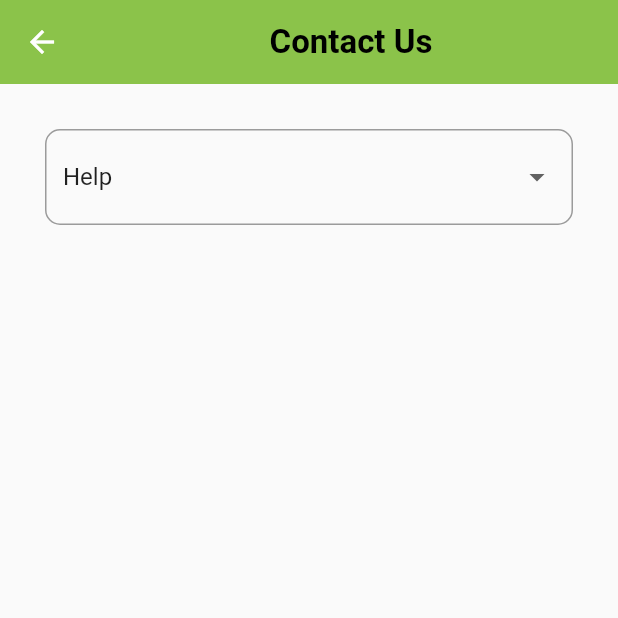
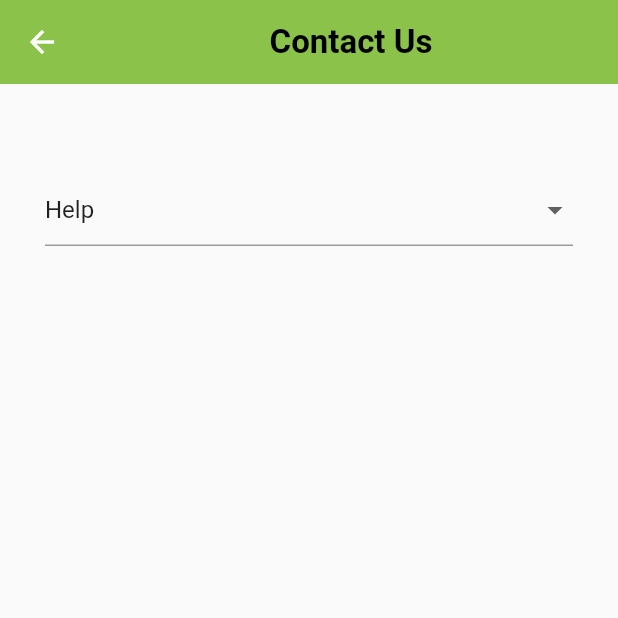
Before and after one commit to edithNakimbugwe/DiagnosisAccuracy, a Flutter app: the ContactUspage screen opened directly, on a phone screen of 412 x 824 dp, the top half of it. Run offline on Flutter 3.47's test engine with Material 2 defaults, Android fonts, the phone set to English and light mode, and no system bars; our stand-ins replace connectivity_plus, firebase_auth, firebase_core, get, liquid_swipe, lottie; accounts and stored records are empty.

Commit message:
dropdown

```diff
--- a/lib/views/contact_us_page.dart
+++ b/lib/views/contact_us_page.dart
@@ -21,7 +21,7 @@ class ContactUspage extends StatelessWidget {
           elevation: 0,
         ),
         body: Padding(
-            padding: const EdgeInsets.fromLTRB(30, 30, 30, 0),
+            padding: const EdgeInsets.fromLTRB(30, 60, 30, 0),
             child: SizedBox(
               width: 450,
               height: 200,
@@ -40,10 +40,11 @@ class ContactUspage extends StatelessWidget {
                     dropdownController.updateSelectedItem(newValue.toString());
                   },
                   decoration: InputDecoration(
-                    border: OutlineInputBorder(
-                      borderRadius: BorderRadius.circular(10),
-                    ),
+                    focusedBorder: OutlineInputBorder(
+                        borderRadius: BorderRadius.circular(10),
+                        borderSide: const BorderSide(color: Colors.lightGreen)),
                   ),
+                  dropdownColor: Colors.lightGreen,
                 ),
               ),
             )));
```
Also changed, not shown: lib/views/results/results_view.dart (+27 -13 lines).
